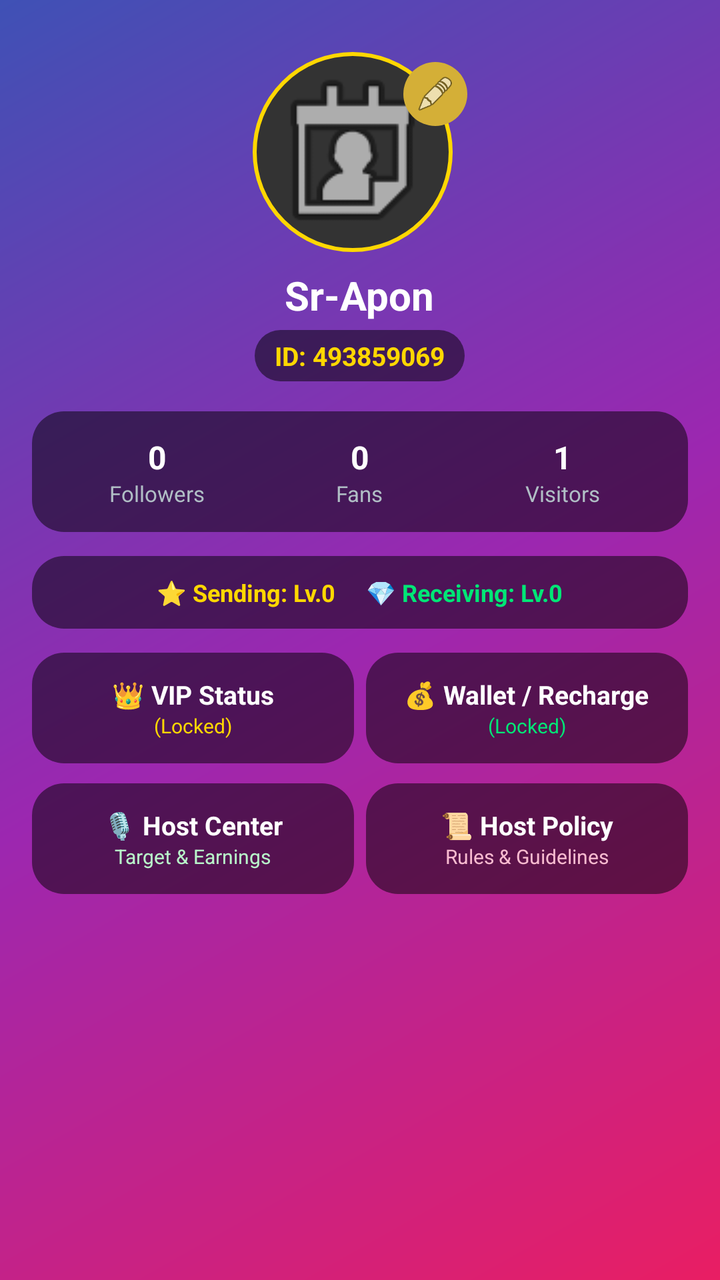
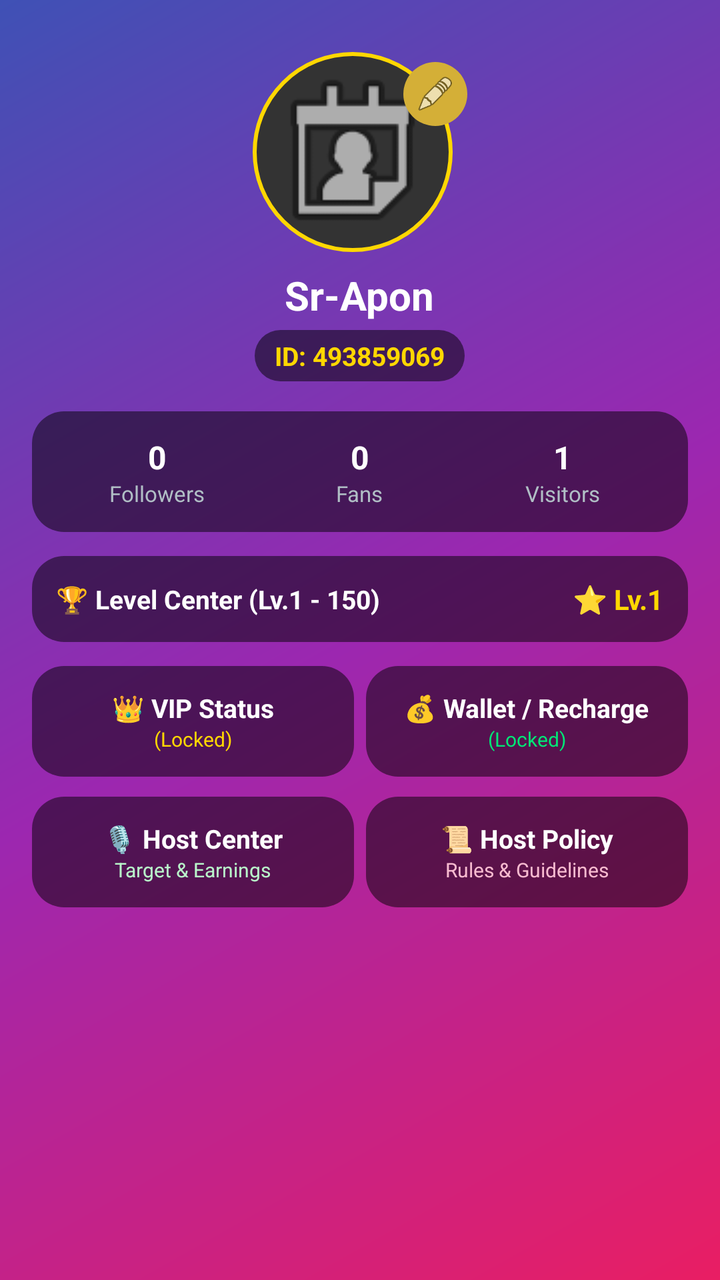

Before-and-after screenshots of an Android layout around one commit, followed by the original layout XML and the change that was made.
<!-- AndroidManifest.xml: activity theme Theme.SRVoiceChat -->
<!-- res/layout/activity_me.xml -->
<?xml version="1.0" encoding="utf-8"?>
<LinearLayout xmlns:android="http://schemas.android.com/apk/res/android"
    xmlns:app="http://schemas.android.com/apk/res-auto"
    android:layout_width="match_parent"
    android:layout_height="match_parent"
    android:orientation="vertical"
    android:gravity="center_horizontal"
    android:background="@drawable/bg_profile_gradient"
    android:padding="16dp">

    <ScrollView
        android:layout_width="match_parent"
        android:layout_height="match_parent"
        android:scrollbars="none">

        <LinearLayout
            android:layout_width="match_parent"
            android:layout_height="wrap_content"
            android:orientation="vertical"
            android:gravity="center_horizontal"
            android:paddingBottom="20dp">

            
            <RelativeLayout
                android:layout_width="match_parent"
                android:layout_height="wrap_content"
                android:layout_marginTop="10dp"
                android:gravity="center">

                
                <ImageView
                    android:id="@+id/imgMeProfile"
                    android:layout_width="100dp"
                    android:layout_height="100dp"
                    android:layout_centerHorizontal="true"
                    android:scaleType="centerCrop"
                    android:src="@android:drawable/ic_menu_my_calendar"
                    android:background="@drawable/circle_shape"
                    android:padding="2dp"/>

                
                <ImageView
                    android:id="@+id/btnEditProfile"
                    android:layout_width="32dp"
                    android:layout_height="32dp"
                    android:layout_toEndOf="@id/imgMeProfile"
                    android:layout_marginStart="-25dp"
                    android:layout_marginTop="5dp"
                    android:background="@drawable/circle_gold"
                    android:src="@android:drawable/ic_menu_edit"
                    android:padding="6dp"
                    android:clickable="true"
                    android:focusable="true"
                    android:contentDescription="Edit Profile"/>
            </RelativeLayout>

            
            <TextView
                android:id="@+id/textMeName"
                android:layout_width="wrap_content"
                android:layout_height="wrap_content"
                android:text="Sr-Apon"
                android:textColor="#FFFFFF"
                android:textSize="20sp"
                android:textStyle="bold"
                android:layout_marginTop="8dp"/>

            
            <LinearLayout
                android:layout_width="wrap_content"
                android:layout_height="wrap_content"
                android:orientation="horizontal"
                android:gravity="center"
                android:layout_marginTop="4dp"
                android:background="@drawable/rounded_bg"
                android:paddingHorizontal="10dp"
                android:paddingVertical="4dp">
                <TextView
                    android:id="@+id/textMeId"
                    android:layout_width="wrap_content"
                    android:layout_height="wrap_content"
                    android:text="ID: 493859069"
                    android:textColor="#FFD700"
                    android:textSize="13sp"
                    android:textStyle="bold"/>
            </LinearLayout>

            
            <LinearLayout
                android:layout_width="match_parent"
                android:layout_height="wrap_content"
                android:orientation="horizontal"
                android:layout_marginTop="15dp"
                android:background="@drawable/rounded_bg"
                android:padding="12dp"
                android:gravity="center">
                
                <LinearLayout
                    android:layout_width="0dp"
                    android:layout_height="wrap_content"
                    android:layout_weight="1"
                    android:orientation="vertical"
                    android:gravity="center">
                    <TextView android:layout_width="wrap_content" android:layout_height="wrap_content" android:text="0" android:textColor="#FFFFFF" android:textSize="16sp" android:textStyle="bold"/>
                    <TextView android:layout_width="wrap_content" android:layout_height="wrap_content" android:text="Followers" android:textColor="#B0BEC5" android:textSize="11sp"/>
                </LinearLayout>

                <LinearLayout
                    android:layout_width="0dp"
                    android:layout_height="wrap_content"
                    android:layout_weight="1"
                    android:orientation="vertical"
                    android:gravity="center">
                    <TextView android:layout_width="wrap_content" android:layout_height="wrap_content" android:text="0" android:textColor="#FFFFFF" android:textSize="16sp" android:textStyle="bold"/>
                    <TextView android:layout_width="wrap_content" android:layout_height="wrap_content" android:text="Fans" android:textColor="#B0BEC5" android:textSize="11sp"/>
                </LinearLayout>

                <LinearLayout
                    android:layout_width="0dp"
                    android:layout_height="wrap_content"
                    android:layout_weight="1"
                    android:orientation="vertical"
                    android:gravity="center">
                    <TextView android:layout_width="wrap_content" android:layout_height="wrap_content" android:text="1" android:textColor="#FFFFFF" android:textSize="16sp" android:textStyle="bold"/>
                    <TextView android:layout_width="wrap_content" android:layout_height="wrap_content" android:text="Visitors" android:textColor="#B0BEC5" android:textSize="11sp"/>
                </LinearLayout>
            </LinearLayout>

            
            <LinearLayout
                android:layout_width="match_parent"
                android:layout_height="wrap_content"
                android:orientation="horizontal"
                android:layout_marginTop="12dp"
                android:background="@drawable/rounded_bg"
                android:padding="10dp"
                android:gravity="center">
                <TextView
                    android:layout_width="wrap_content"
                    android:layout_height="wrap_content"
                    android:text="⭐ Sending: Lv.0"
                    android:textColor="#FFD700"
                    android:textSize="12sp"
                    android:textStyle="bold"
                    android:layout_marginEnd="15dp"/>
                <TextView
                    android:layout_width="wrap_content"
                    android:layout_height="wrap_content"
                    android:text="💎 Receiving: Lv.0"
                    android:textColor="#00E676"
                    android:textSize="12sp"
                    android:textStyle="bold"/>
            </LinearLayout>

            
            <LinearLayout
                android:layout_width="match_parent"
                android:layout_height="wrap_content"
                android:orientation="horizontal"
                android:layout_marginTop="12dp"
                android:gravity="center">
                
                <LinearLayout
                    android:id="@+id/btnVipStatus"
                    android:layout_width="0dp"
                    android:layout_height="wrap_content"
                    android:layout_weight="1"
                    android:orientation="vertical"
                    android:background="@drawable/rounded_bg"
                    android:padding="12dp"
                    android:gravity="center"
                    android:layout_marginEnd="6dp"
                    android:clickable="true"
                    android:focusable="true">
                    <TextView android:layout_width="wrap_content" android:layout_height="wrap_content" android:text="👑 VIP Status" android:textColor="#FFFFFF" android:textSize="13sp" android:textStyle="bold"/>
                    <TextView android:layout_width="wrap_content" android:layout_height="wrap_content" android:text="(Locked)" android:textColor="#FFD700" android:textSize="10sp"/>
                </LinearLayout>

                <LinearLayout
                    android:id="@+id/btnWalletRecharge"
                    android:layout_width="0dp"
                    android:layout_height="wrap_content"
                    android:layout_weight="1"
                    android:orientation="vertical"
                    android:background="@drawable/rounded_bg"
                    android:padding="12dp"
                    android:gravity="center"
                    android:clickable="true"
                    android:focusable="true">
                    <TextView android:layout_width="wrap_content" android:layout_height="wrap_content" android:text="💰 Wallet / Recharge" android:textColor="#FFFFFF" android:textSize="13sp" android:textStyle="bold"/>
                    <TextView android:layout_width="wrap_content" android:layout_height="wrap_content" android:text="(Locked)" android:textColor="#00E676" android:textSize="10sp"/>
                </LinearLayout>
            </LinearLayout>

            
            <LinearLayout
                android:layout_width="match_parent"
                android:layout_height="wrap_content"
                android:orientation="horizontal"
                android:layout_marginTop="10dp"
                android:gravity="center">
                
                <LinearLayout
                    android:id="@+id/btnHostCenter"
                    android:layout_width="0dp"
                    android:layout_height="wrap_content"
                    android:layout_weight="1"
                    android:orientation="vertical"
                    android:background="@drawable/rounded_bg"
                    android:padding="12dp"
                    android:gravity="center"
                    android:layout_marginEnd="6dp"
                    android:clickable="true"
                    android:focusable="true">
                    <TextView android:layout_width="wrap_content" android:layout_height="wrap_content" android:text="🎙️ Host Center" android:textColor="#FFFFFF" android:textSize="13sp" android:textStyle="bold"/>
                    <TextView android:layout_width="wrap_content" android:layout_height="wrap_content" android:text="Target &amp; Earnings" android:textColor="#B9F6CA" android:textSize="10sp"/>
                </LinearLayout>

                <LinearLayout
                    android:id="@+id/btnHostPolicy"
                    android:layout_width="0dp"
                    android:layout_height="wrap_content"
                    android:layout_weight="1"
                    android:orientation="vertical"
                    android:background="@drawable/rounded_bg"
                    android:padding="12dp"
                    android:gravity="center"
                    android:clickable="true"
                    android:focusable="true">
                    <TextView android:layout_width="wrap_content" android:layout_height="wrap_content" android:text="📜 Host Policy" android:textColor="#FFFFFF" android:textSize="13sp" android:textStyle="bold"/>
                    <TextView android:layout_width="wrap_content" android:layout_height="wrap_content" android:text="Rules &amp; Guidelines" android:textColor="#F8BBD0" android:textSize="10sp"/>
                </LinearLayout>
            </LinearLayout>

        </LinearLayout>
    </ScrollView>
</LinearLayout>
<!-- resources referenced by this layout -->
<resources>
  <!-- drawable bg_profile_gradient (drawable) -->
  <?xml version="1.0" encoding="utf-8"?>
  <shape xmlns:android="http://schemas.android.com/apk/res/android"
      android:shape="rectangle">
      <gradient
          android:angle="135"
          android:startColor="#E91E63"
          android:centerColor="#9C27B0"
          android:endColor="#3F51B5"
          android:type="linear" />
  </shape>
  <!-- drawable circle_gold (drawable) -->
  <?xml version="1.0" encoding="utf-8"?>
  <shape xmlns:android="http://schemas.android.com/apk/res/android" android:shape="oval">
      <solid android:color="#D4AF37"/>
  </shape>
  <!-- drawable circle_shape (drawable) -->
  <?xml version="1.0" encoding="utf-8"?>
  <shape xmlns:android="http://schemas.android.com/apk/res/android"
      android:shape="oval">
      <solid android:color="#333333"/>
      <stroke android:width="2dp" android:color="#FFD700"/>
  </shape>
  <!-- drawable rounded_bg (drawable) -->
  <?xml version="1.0" encoding="utf-8"?>
  <shape xmlns:android="http://schemas.android.com/apk/res/android"
      android:shape="rectangle">
      <solid android:color="#80000000"/>
      <corners android:radius="16dp"/>
  </shape>
  <style name="Theme.SRVoiceChat" parent="Theme.Material3.DayNight.NoActionBar">
          <item name="colorPrimary">#FF4081</item>
          <item name="android:statusBarColor">#FF4081</item>
          <item name="android:windowLightStatusBar">true</item>
      </style>
</resources>

<!-- the commit's change to res/layout/activity_me.xml (unified diff, before → after) -->
@@ -128,27 +128,34 @@
 
             
             <LinearLayout
+                android:id="@+id/btnLevelCenter"
                 android:layout_width="match_parent"
                 android:layout_height="wrap_content"
                 android:orientation="horizontal"
                 android:layout_marginTop="12dp"
                 android:background="@drawable/rounded_bg"
-                android:padding="10dp"
-                android:gravity="center">
+                android:padding="12dp"
+                android:gravity="center_vertical"
+                android:clickable="true"
+                android:focusable="true">
+                
                 <TextView
+                    android:layout_width="0dp"
+                    android:layout_height="wrap_content"
+                    android:layout_weight="1"
+                    android:text="🏆 Level Center (Lv.1 - 150)"
+                    android:textColor="#FFFFFF"
+                    android:textSize="13sp"
+                    android:textStyle="bold"
+                    android:drawablePadding="8dp"/>
+
+                <TextView
+                    android:id="@+id/txtProfileLevel"
                     android:layout_width="wrap_content"
                     android:layout_height="wrap_content"
-                    android:text="⭐ Sending: Lv.0"
+                    android:text="⭐ Lv.1"
                     android:textColor="#FFD700"
-                    android:textSize="12sp"
-                    android:textStyle="bold"
-                    android:layout_marginEnd="15dp"/>
-                <TextView
-                    android:layout_width="wrap_content"
-                    android:layout_height="wrap_content"
-                    android:text="💎 Receiving: Lv.0"
-                    android:textColor="#00E676"
-                    android:textSize="12sp"
+                    android:textSize="14sp"
                     android:textStyle="bold"/>
             </LinearLayout>
 
